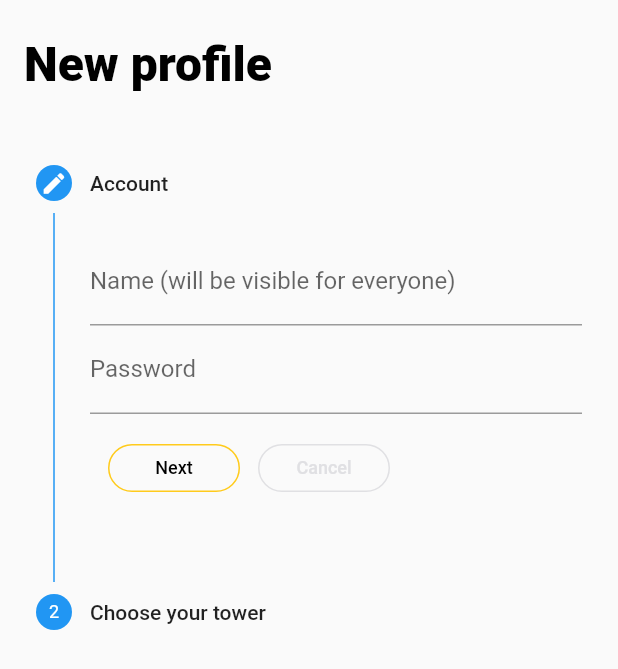
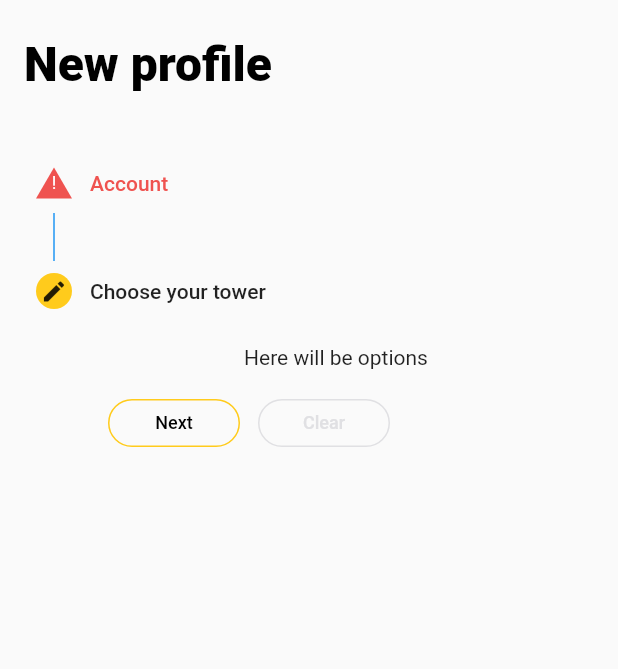
Before and after one commit to nxn777/uul, a Flutter app: the AddNewProfileScreen screen opened directly, after a tap on an icon or button, on a phone screen of 412 x 824 dp. Shown: the top 669 px of the screen. Run offline on Flutter 3.47's test engine with Material 2 defaults, Android fonts, the phone set to English and light mode, and no system bars; our stand-ins replace font_awesome_flutter.

Commit message:
UUL-1: Theme amendments because of stepper widgets

```diff
--- a/lib/screens/newprofile/add_new_profile_screen.dart
+++ b/lib/screens/newprofile/add_new_profile_screen.dart
@@ -1,3 +1,4 @@
+import 'package:UUL_Gym/constants/color_constants.dart';
 import 'package:UUL_Gym/constants/dimens.dart';
 import 'package:UUL_Gym/constants/text_style_constants.dart';
 import 'package:UUL_Gym/screens/newprofile/new_profile_viewmodel.dart';
@@ -13,7 +14,7 @@ class AddNewProfileScreen extends StatelessWidget {
   Widget build(BuildContext context) {
     return ChangeNotifierProvider<NewProfileViewModel>(
       create: (context) => NewProfileViewModel(),
-      child: Consumer<NewProfileViewModel>(builder: (context, profileState, child) {
+      child: Consumer<NewProfileViewModel>(builder: (context, viewModel, child) {
         return Scaffold(
           body: SafeArea(
             child: Column(
@@ -30,12 +31,12 @@ class AddNewProfileScreen extends StatelessWidget {
                   child: ListView(children: [
                     Stepper(
                         physics: ScrollPhysics(),
-                        onStepContinue: profileState.nextStep,
-                        onStepCancel: profileState.cancelStep,
-                        onStepTapped: profileState.gotoStep,
+                        onStepContinue: viewModel.nextStep,
+                        onStepCancel: viewModel.cancelStep,
+                        onStepTapped: viewModel.gotoStep,
                         controlsBuilder: stepControlsBuilder,
-                        steps: _stepsFactory.getNewProfileSteps(context, profileState)
-                    ),
+                        currentStep: viewModel.currentStep,
+                        steps: _stepsFactory.getNewProfileSteps(context, viewModel)),
                   ]),
                 )
               ],
--- a/lib/screens/newprofile/new_profile_viewmodel.dart
+++ b/lib/screens/newprofile/new_profile_viewmodel.dart
@@ -2,18 +2,24 @@ import 'package:UUL_Gym/screens/newprofile/stepper/step_operations.dart';
 import 'package:flutter/foundation.dart';
 import 'package:flutter/material.dart';
 
-const _FIRST_STEP = 0;
+const int _FIRST_STEP = 0;
 class NewProfileViewModel extends ChangeNotifier {
+
   int _totalSteps = 0;
   int _currentStep = _FIRST_STEP;
+
+  int get currentStep => _currentStep;
+
   set totalSteps(int value) {
     _totalSteps = value;
   }
 
+  String name = "";
+  String pwd = "";
   final Map<int, NewProfileStepValidator> _validators = {};
   final Map<int, NewProfileStepEraser> _erasers = {};
   final Set<int> _visited = {_FIRST_STEP};
-
+  final accountFormKey = GlobalKey<FormState>();
 
   StepState getStepState(int index) {
     if (index == _currentStep) {
@@ -28,12 +34,15 @@ class NewProfileViewModel extends ChangeNotifier {
   }
 
   bool isStepActive(int index) {
+    // if (_visited.contains(index) && _currentStep != index) {
+    //   return false;
+    // }
     return true;
   }
 
-  void gotoStep(int index) {
-    if (_currentStep + 1 <= _totalSteps && _currentStep > 0) {
-      _currentStep = index;
+  void gotoStep(int newStep) {
+    if (newStep < _totalSteps && newStep >= 0) {
+      _currentStep = newStep;
       _visited.add(_currentStep);
     }
     notifyListeners();
@@ -79,4 +88,8 @@ class NewProfileViewModel extends ChangeNotifier {
     });
     return true;
   }
+
+  NewProfileViewModel() {
+    print("NewVM !");
+  }
 }
--- a/lib/screens/newprofile/stepper/step_choose_tower.dart
+++ b/lib/screens/newprofile/stepper/step_choose_tower.dart
@@ -8,7 +8,7 @@ Step createChooseTowerStep(BuildContext context, int index, NewProfileViewModel
     isActive: viewModel.isStepActive(index),
     state: viewModel.getStepState(index),
     title: Text("Choose your tower"),
-    content: Text("Here will be options")
+    content: Container(child: Text("Here will be options"))
   );
 }
 
--- a/lib/screens/newprofile/stepper/step_new_account.dart
+++ b/lib/screens/newprofile/stepper/step_new_account.dart
@@ -1,29 +1,61 @@
 
+import 'package:UUL_Gym/constants/text_style_constants.dart';
 import 'package:UUL_Gym/screens/newprofile/new_profile_viewmodel.dart';
 import 'package:flutter/material.dart';
 
 Step createNewAccountStep(BuildContext context, int index, NewProfileViewModel viewModel) {
+  var nameController = TextEditingController(text: viewModel.name);
+  var pwdController = TextEditingController(text: viewModel.pwd);
+
+  String _nameValidationErrorMessage(String name) {
+    return  name.isNotEmpty ? null : "Name should not be empty";
+  }
+
+  String _pwdValidationErrorMessage(String pwd) {
+    return  pwd.length > 4 ? null : "Should be at least 5 characters long";
+  }
+
+  bool _newAccountStepValidator(NewProfileViewModel viewModel) {
+    return viewModel.accountFormKey.currentState.validate();
+  }
+
+  void _newAccountStepEraser(NewProfileViewModel viewModel) {
+    nameController.clear();
+    pwdController.clear();
+    viewModel.name = "";
+    viewModel.pwd = "";
+  }
+
   viewModel.registerValidator(index, _newAccountStepValidator);
+  viewModel.registerEraser(index, _newAccountStepEraser);
+
+
   return Step(
     isActive: viewModel.isStepActive(index),
     state: viewModel.getStepState(index),
     title: Text("Account"),
-    content: Column(
+    content: Form(
+      key: viewModel.accountFormKey,
+      child: Column(
         children: [
           TextFormField(
+            controller: nameController,
             decoration: InputDecoration(labelText: 'Name (will be visible for everyone)'),
             textCapitalization: TextCapitalization.words,
+            validator: _nameValidationErrorMessage,
+            onChanged: (value) => viewModel.name = value,
           ),
           TextFormField(
+            controller: pwdController,
             decoration: InputDecoration(labelText: 'Password'),
             obscureText: true,
-          validator: (value) => value.length < 5 ? "Should be at least 5 characters" : null,
+            validator: _pwdValidationErrorMessage,
+            onChanged: (value) => viewModel.pwd = value,
           ),
         ],
       ),
+    ),
   );
+
+
 }
-
-bool _newAccountStepValidator(NewProfileViewModel viewModel) {
-  return false;
-}
--- a/lib/screens/newprofile/stepper/step_operations.dart
+++ b/lib/screens/newprofile/stepper/step_operations.dart
@@ -1,4 +1,4 @@
 import 'package:UUL_Gym/screens/newprofile/new_profile_viewmodel.dart';
 
 typedef NewProfileStepValidator = bool Function(NewProfileViewModel);
-typedef NewProfileStepEraser = bool Function(NewProfileViewModel);
+typedef NewProfileStepEraser = void Function(NewProfileViewModel);
--- a/lib/screens/time_slot_screen.dart
+++ b/lib/screens/time_slot_screen.dart
@@ -38,7 +38,7 @@ class TimeSlotScreen extends StatelessWidget {
                     context: context,
                     isScrollControlled: true,
                     builder: (context) => BackdropFilter(
-                      filter: ImageFilter.blur(sigmaX: 3, sigmaY: 3),
+                      filter: ImageFilter.blur(sigmaX: .7, sigmaY: .7),
                       child: SingleChildScrollView(
                         child: Container(
                           padding: EdgeInsets.only(bottom: MediaQuery.of(context).viewInsets.bottom + kBottomNavBarHeight),
--- a/lib/widgets/stepper/step_controls.dart
+++ b/lib/widgets/stepper/step_controls.dart
@@ -17,7 +17,7 @@ class StepControls extends StatelessWidget {
         Padding(
           padding: const EdgeInsets.all(12.0),
           child: FlatButton(
-            onPressed: this.onStepCancel,
+            onPressed: this.onStepContinue,
             height: kSpacingXLarge,
             color: kAccentColor,
             shape: RoundedRectangleBorder(borderRadius: BorderRadius.circular(kMediumBorderRadius), side: BorderSide(color: kAccentColor)),
@@ -32,7 +32,7 @@ class StepControls extends StatelessWidget {
           height: kSpacingXLarge,
           shape: RoundedRectangleBorder(borderRadius: BorderRadius.circular(kMediumBorderRadius), side: BorderSide(color: kInactiveColor)),
           child: Text(
-            "Cancel",
+            "Clear",
             style: kRegularActiveTextStyle.copyWith(color: kInactiveColor),
           ),
         ),
```
Also changed, not shown: lib/main.dart (+23 -3 lines). Lines whose indentation alone changed are shown as unchanged.
